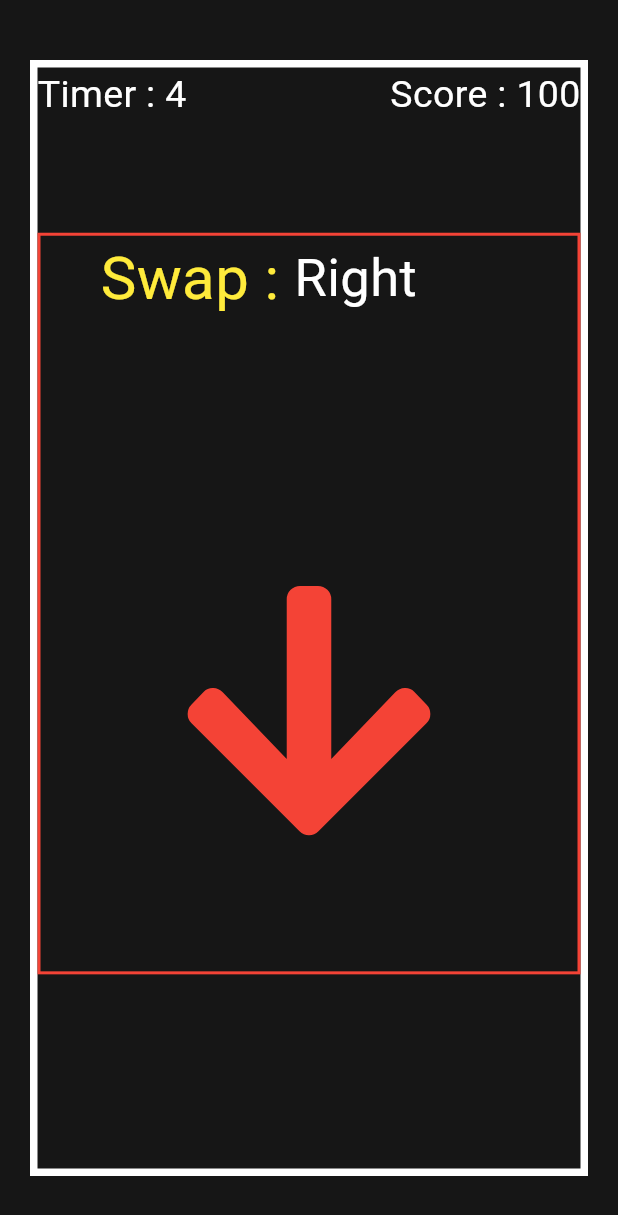
After one commit to heshammahamed/Flutter_project, a Flutter app: the FifthGame screen opened by its route, on a phone screen of 412 x 824 dp. The commit adds this screen. Shown: the top 1215 px of the screen. Run offline on Flutter 3.47's test engine with Material 3 defaults, Android fonts, the phone set to English and light mode, and no system bars; our stand-ins replace audioplayers, font_awesome_flutter, percent_indicator.

Commit message:
first version of the directions game

```diff
--- a/lib/main.dart
+++ b/lib/main.dart
@@ -4,6 +4,7 @@ import 'screens/Monaia/FirstGame.dart';
 import 'screens/Ahmed/SecondGame.dart';
 import 'screens/Kholoud/ThirdGame.dart';
 import 'screens/Mohamed/FourthGame.dart';
+import 'screens/FifthGame/FifthGame.dart';
 
 void main() {
   runApp(const MyApp());
@@ -26,6 +27,7 @@ class MyApp extends StatelessWidget {
         '/SecondGame' : (context) =>  SecondGame(),
         '/ThirdGame' : (context) =>   ThirdGame(),
         '/FourthGame' : (context) =>  FourthGame(),
+        '/FifthGame' : (context) =>  FifthGame(),
       },
     );
   }
--- a/lib/screens/Ahmed/SecondGame.dart
+++ b/lib/screens/Ahmed/SecondGame.dart
@@ -7,7 +7,7 @@ class SecondGame extends StatelessWidget {
   Widget build(BuildContext context) {
     return Scaffold(
       backgroundColor: Color(0xFF161616),
-      body : Center (child: Text ("Delete Center widget and start Code !!" , style: TextStyle(fontSize : 15.0 , color: Colors.white , fontFamily: "POP",),),) ,
+      body : Center (child: Text("Delete Center widget and start Code !!" , style: TextStyle(fontSize : 15.0 , color: Colors.white , fontFamily: "POP",),),) ,
     );
   }
 }
--- /dev/null
+++ b/lib/screens/FifthGame/FifthGame.dart
@@ -0,0 +1,248 @@
+import 'dart:async';
+import 'dart:math';
+import 'package:audioplayers/audioplayers.dart';
+import 'package:flutter/widgets.dart';
+import 'package:font_awesome_flutter/font_awesome_flutter.dart';
+import 'package:flutter/material.dart';
+import 'package:provider/provider.dart';
+
+
+
+
+
+// features :
+
+// problems :
+// clean the code and add comments
+// the timer show 5 4 2 0 in the UI but print  5 4 3 2 1 0
+// add sound win the anser is correct and if it wrong
+// change the UI because its very very bad
+
+
+
+class Model extends ChangeNotifier {
+  int score = 100;
+  addOne () {
+    score++;
+    notifyListeners();
+  }
+
+  minOne () {
+    score--;
+    notifyListeners();
+  }
+}
+
+
+
+
+class FifthGame extends StatelessWidget {
+  const FifthGame({super.key});
+
+    @override
+  Widget build(BuildContext context) {
+    return ChangeNotifierProvider(create: (context) => Model() , child :
+     Scaffold(
+      backgroundColor: const Color(0xFF161616),
+      body : Container (
+        margin: const EdgeInsets.symmetric(horizontal: 20 , vertical: 40),
+        decoration: BoxDecoration(
+          border: Border.all(color: Colors.white , width: 5),
+        ),
+        child: Column (
+          children: [
+          Head(),
+           SizedBox(height: MediaQuery.of(context).size.height * 0.09),
+          BodyOfTheGame(),
+          ]
+        )
+      ) ,
+    ));
+  }
+}
+
+
+
+
+class Head extends StatefulWidget {
+  const Head({super.key});
+
+  @override
+  State<Head> createState() => _HeadState();
+}
+class _HeadState extends State<Head> {
+
+  // variables
+  int timeLeft = 5;
+  // time methode
+  void CountDown () {
+    Timer.periodic(const Duration (seconds: 1), (timer) {
+
+        if (timeLeft != 0) {
+          setState(() {
+            timeLeft = timeLeft - 1;
+          });
+          print(timeLeft);
+        }else {
+          timer.cancel();
+        };
+     });
+  }
+
+
+  @override
+  Widget build(BuildContext context) {
+    CountDown();
+    return Row (
+      mainAxisAlignment: MainAxisAlignment.spaceBetween,
+      children: [
+        Container(
+          child: Text ("Timer : ${timeLeft}" , style: const TextStyle(color: Colors.white , fontSize: 25))
+        ),
+
+        Consumer<Model>(builder: (context, model, child) =>
+            Container(
+                child: Text ("Score : ${model.score}" , style: const TextStyle(color: Colors.white , fontSize: 25))
+                )
+        ,)
+      ],
+    );
+  }
+}
+
+
+
+
+class BodyOfTheGame extends StatefulWidget {
+  const BodyOfTheGame({super.key});
+
+  @override
+  State<BodyOfTheGame> createState() => _BodyOfTheGameState();
+}
+
+class _BodyOfTheGameState extends State<BodyOfTheGame> {
+
+final audio = AudioPlayer();
+
+  // variables
+
+  String swap = "right";
+
+  List<String> directionsList = ["Down","Up","Left", "Right"];
+
+  List iconDirections = [FontAwesomeIcons.arrowDown, FontAwesomeIcons.arrowUp , FontAwesomeIcons.arrowLeft, FontAwesomeIcons.arrowRight];
+  List arrowColors = [Colors.red, Colors.green, Colors.red, Colors.green, Colors.red];
+
+  String direction = "Right";
+
+  var iconDirection = FontAwesomeIcons.arrowDown;
+  String iconDirectionString = "Down";
+
+
+  var arrowColor = Colors.red;
+
+  bool directionSwapped = false;
+
+int i = 0;
+
+changeDirectionOfArrow (){
+  i = Random().nextInt(4);
+}
+
+  @override
+  Widget build(BuildContext context) {
+
+
+   var model = Provider.of<Model>(context);
+
+checkSwap() {
+  if (!directionSwapped) {
+
+    if (arrowColor == Colors.green) {
+      if (iconDirectionString == swap) {
+        model.addOne();
+      }else {
+        model.minOne();
+      }
+    }else {
+    if (direction == swap) {
+      model.addOne();
+    } else {
+      model.minOne();
+    }
+    }
+
+changeDirectionOfArrow();
+    setState(() {
+      direction = directionsList[Random().nextInt(4)];
+      arrowColor = arrowColors[Random().nextInt(5)];
+      iconDirection = iconDirections[i];
+      iconDirectionString = directionsList[i];
+      directionSwapped = true;
+    });
+  }
+}
+    return GestureDetector (
+
+      onVerticalDragUpdate: (details) {
+      int sensitivity = 8;
+
+        if (details.delta.dy > sensitivity) {
+          swap = "Down";
+          directionSwapped = false;
+        }
+
+        if (details.delta.dy < -sensitivity) {
+          swap = "Up";
+          directionSwapped = false;
+      }},
+
+
+      onHorizontalDragUpdate :(details) {
+        int sensitivity = 8;
+
+        if (details.delta.dx > sensitivity) {
+          swap = "Right";
+          directionSwapped = false;
+        }
+
+        if (details.delta.dx < -sensitivity) {
+          swap = "Left";
+          directionSwapped = false;
+      }},
+
+
+    onVerticalDragEnd: (details) {
+    Timer(const Duration(milliseconds: 200), () {
+      checkSwap();
+    });
+  },
+  onHorizontalDragEnd: (details) {
+    Timer(const Duration(milliseconds: 200), () {
+      checkSwap();
+    });
+  },
+
+    child:
+    Container (
+      decoration: BoxDecoration(
+        border: Border.all(color: Colors.red , width: 2),
+      ),
+      height: MediaQuery.of(context).size.height * 0.6 ,
+      padding: const EdgeInsets.symmetric(horizontal: 40),
+      child: Column (
+      children : [
+       Row (
+        children: [
+          const Text ("Swap : " , style: TextStyle(color: Colors.yellow , fontSize: 40)),
+          Text (direction , style: const TextStyle(color: Colors.white , fontSize: 35)),
+        ],
+       ),
+
+      SizedBox(height: MediaQuery.of(context).size.height * 0.2),
+
+      Center (child: FaIcon(iconDirection,color: arrowColor,size: 190.0,))
+      ]
+    )));
+  }
+}
--- a/pubspec.yaml
+++ b/pubspec.yaml
@@ -34,6 +34,8 @@ dependencies:
   font_awesome_flutter: ^9.1.0
   cupertino_icons: ^1.0.6
   percent_indicator: ^3.4.0
+  provider: ^6.1.2
+  audioplayers: ^6.0.0
 
 dev_dependencies:
   flutter_test:
@@ -71,6 +73,7 @@ flutter:
     - assets/images/critical-thinking.png
     - assets/images/stairs.png
     - assets/images/rising.png
+    - assets/Sounds
 
   # An image asset can refer to one or more resolution-specific "variants", see
   # https://flutter.dev/assets-and-images/#resolution-aware
```
Also changed, not shown: lib/widget/Homescreen/Games.dart (+12 -0 lines), pubspec.lock, 2 other files.
